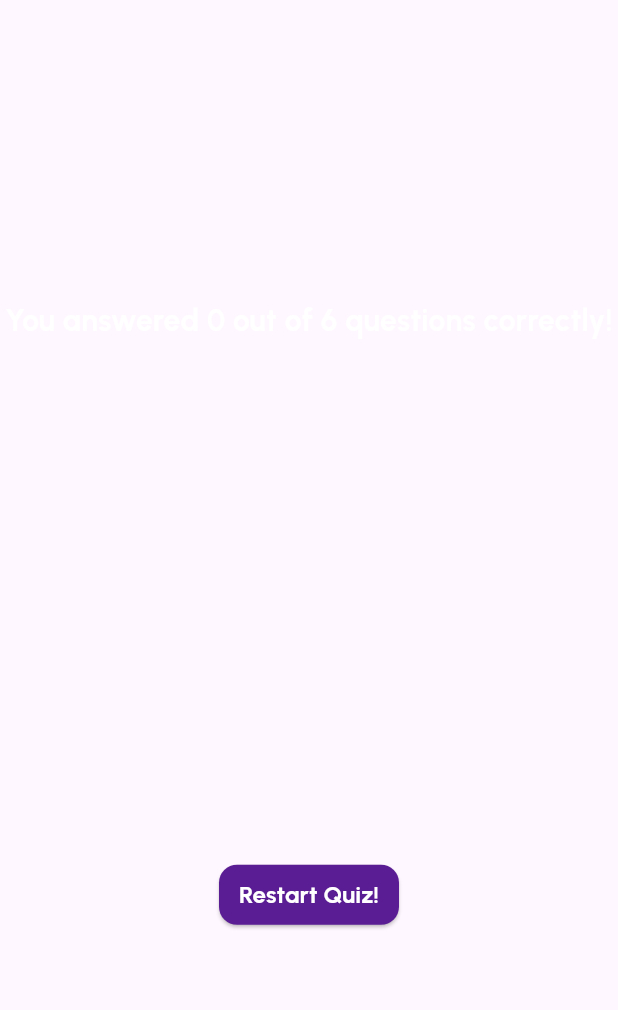
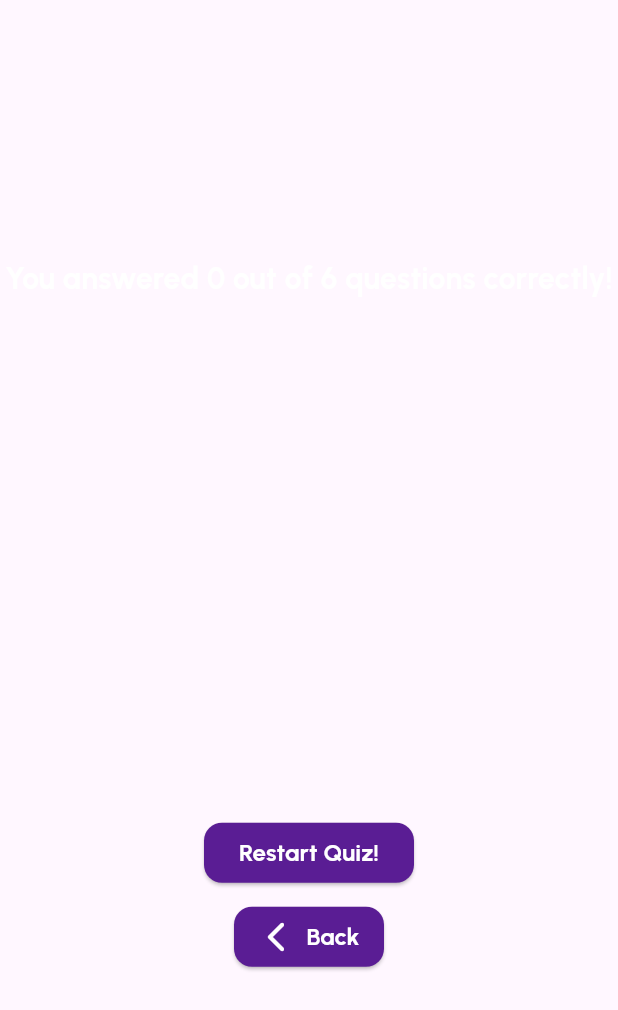
Before and after one commit to birugh/flutter-quiz-app, a Flutter app: the WidgetResultsScreen widget shown alone on an empty page, opened directly with empty values, on a phone screen of 412 x 824 dp. Shown: the top 1010 px of the screen. Run offline on Flutter 3.47's test engine with Material 3 defaults, Android fonts, the light colour scheme and no system bars; our stand-ins replace google_fonts.

Commit message:
membuat back home router

```diff
--- a/lib/components/custom_elevated_button.dart
+++ b/lib/components/custom_elevated_button.dart
@@ -6,11 +6,13 @@ class WidgetElevatedButton extends StatelessWidget {
   final VoidCallback? onPressed;
   final String? text;
   final double? width;
+  final Icon? icon;
   const WidgetElevatedButton({
     super.key,
     this.onPressed,
     this.text,
     this.width,
+    this.icon,
   });
 
   @override
@@ -19,9 +21,12 @@ class WidgetElevatedButton extends StatelessWidget {
       padding: const EdgeInsets.all(4.0),
       child: SizedBox(
         width: width ?? double.infinity,
-        child: ElevatedButton(
+        child: ElevatedButton.icon(
           onPressed: onPressed,
           style: ButtonStyle(
+            iconAlignment: IconAlignment.start,
+            iconSize: WidgetStateProperty.all(24),
+            iconColor: WidgetStateProperty.all(AppColors.white),
             backgroundColor: WidgetStateProperty.all(AppColors.purpleVeryDark),
             padding: WidgetStateProperty.all(
               EdgeInsets.symmetric(vertical: 8, horizontal: 8),
@@ -32,7 +37,8 @@ class WidgetElevatedButton extends StatelessWidget {
               ),
             ),
           ),
-          child: WidgetCustomText(text: text, color: AppColors.white, size: 16),
+          icon: icon ?? null,
+          label: WidgetCustomText(text: text, color: AppColors.white, size: 16),
         ),
       ),
     );
--- a/lib/screens/results_screen.dart
+++ b/lib/screens/results_screen.dart
@@ -8,11 +8,13 @@ class WidgetResultsScreen extends StatelessWidget {
   final List<String> chosenAnswer;
 
   final void Function() restartQuiz;
+  final void Function() goHome;
 
   const WidgetResultsScreen({
     super.key,
     required this.chosenAnswer,
     required this.restartQuiz,
+    required this.goHome,
   });
 
   List<Map<String, Object>> getSummaryData() {
@@ -57,7 +59,16 @@ class WidgetResultsScreen extends StatelessWidget {
               // TODO
               restartQuiz();
             },
-            width: 120,
+            width: 140,
+          ),
+          WidgetElevatedButton(
+            text: 'Back',
+            icon: Icon(Icons.arrow_back_ios_rounded),
+            onPressed: () {
+              // TODO
+              goHome();
+            },
+            width: 100,
           ),
         ],
       ),
```
Also changed, not shown: lib/components/material_app.dart (+8 -0 lines), lib/screens/start_screen.dart (+11 -0 lines).
